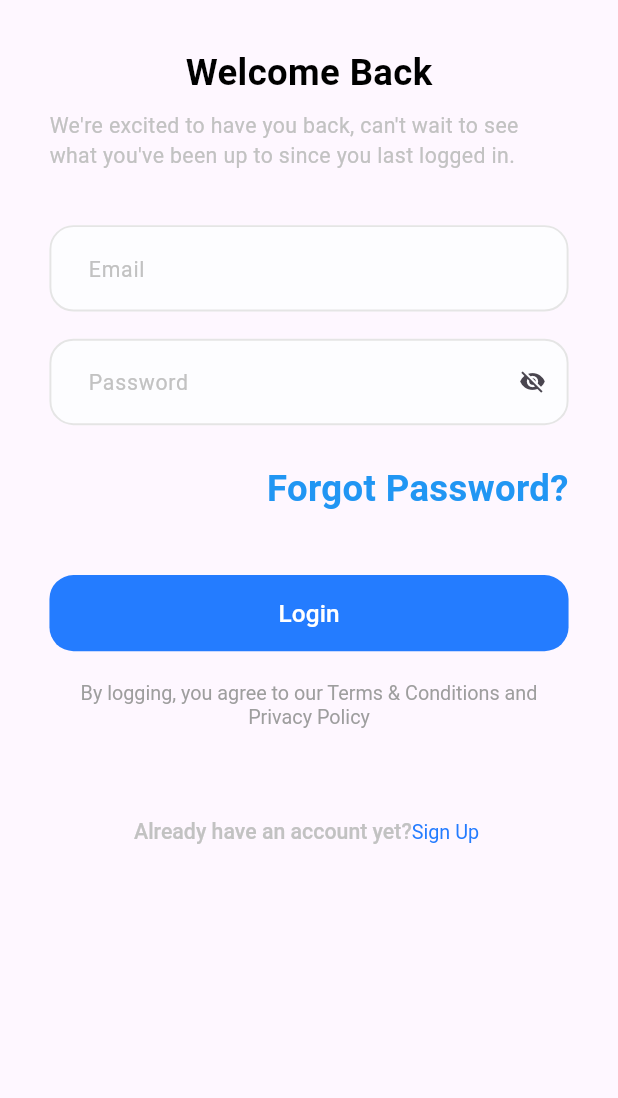
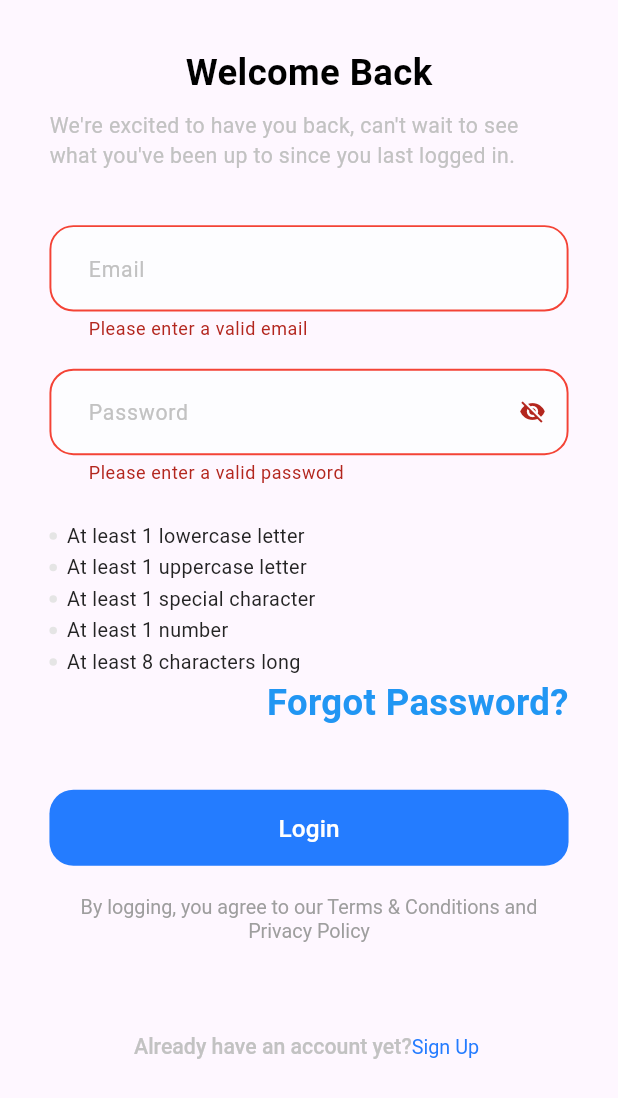
Before and after one commit to mohamedseedk908/Doctor-App, a Flutter app: the LoginScreen screen opened by its route, after a tap on "Login", on a phone screen of 412 x 824 dp. Shown: the top 1098 px of the screen. Run offline on Flutter 3.47's test engine with Material 3 defaults, Android fonts, the light colour scheme and no system bars; our stand-ins replace dio, flutter_bloc, flutter_screenutil, flutter_svg, freezed_annotation, get_it and 2 more; generated files the repository leaves out were written again.

Commit message:
add regex

```diff
--- /dev/null
+++ b/lib/core/helpers/app_regex.dart
@@ -0,0 +1,36 @@
+class AppRegex {
+  static bool isEmailValid(String email) {
+    return RegExp(r'^.+@[a-zA-Z]+\.{1}[a-zA-Z]+(\.{0,1}[a-zA-Z]+)$')
+        .hasMatch(email);
+  }
+
+  static bool isPasswordValid(String password) {
+    return RegExp(
+        r"^(?=.*[a-z])(?=.*[A-Z])(?=.*\d)(?=.*[@$!%*?&])[A-Za-z\d@$!%*?&]{8,}$")
+        .hasMatch(password);
+  }
+
+  static bool isPhoneNumberValid(String phoneNumber) {
+    return RegExp(r'^(010|011|012|015)[0-9]{8}$').hasMatch(phoneNumber);
+  }
+
+  static bool hasLowerCase(String password) {
+    return RegExp(r'^(?=.*[a-z])').hasMatch(password);
+  }
+
+  static bool hasUpperCase(String password) {
+    return RegExp(r'^(?=.*[A-Z])').hasMatch(password);
+  }
+
+  static bool hasNumber(String password) {
+    return RegExp(r'^(?=.*?[0-9])').hasMatch(password);
+  }
+
+  static bool hasSpecialCharacter(String password) {
+    return RegExp(r'^(?=.*?[#?!@$%^&*-])').hasMatch(password);
+  }
+
+  static bool hasMinLength(String password) {
+    return RegExp(r'^(?=.{8,})').hasMatch(password);
+  }
+}
--- a/lib/core/networking/api_result.dart
+++ b/lib/core/networking/api_result.dart
@@ -1,5 +1,3 @@
-
-
 import 'package:flutter_complete_project/core/networking/api_error_handler.dart';
 import 'package:freezed_annotation/freezed_annotation.dart';
 part 'api_result.freezed.dart';
--- a/lib/core/routing/app_router.dart
+++ b/lib/core/routing/app_router.dart
@@ -2,6 +2,7 @@
 import 'package:flutter_bloc/flutter_bloc.dart';
 import 'package:flutter_complete_project/core/di/dependency_injection.dart';
 import 'package:flutter_complete_project/core/routing/routes.dart';
+import 'package:flutter_complete_project/features/home/ui/home_screen.dart';
 import 'package:flutter_complete_project/features/login/logic/cubit/login_cubit.dart';
 import '../../features/login/ui/login_screen.dart';
 import '../../features/onboarding/onboarding_screen.dart';
@@ -20,6 +21,9 @@
               child: const LoginScreen(),
             )
         );
+      case Routes.homeScreen:
+        return MaterialPageRoute(builder: (_) =>  HomeScreen()
+        );
       default:
         return MaterialPageRoute(builder: (_) =>
             Scaffold(
--- a/lib/core/routing/routes.dart
+++ b/lib/core/routing/routes.dart
@@ -1,6 +1,8 @@
 class Routes
 {
-  static const String onBoardingScreen = "onBoardingScreen";
-  static const String loginScreen = "loginScreen";
+  static const String onBoardingScreen = "/onBoardingScreen";
+  static const String loginScreen = "/loginScreen";
+  static const String homeScreen = "/homeScreen";
+
 
 }
--- a/lib/core/widgets/app_text_button.dart
+++ b/lib/core/widgets/app_text_button.dart
@@ -1,6 +1,5 @@
 import 'package:flutter/material.dart';
 import 'package:flutter_screenutil/flutter_screenutil.dart';
-
 import '../theming/colors.dart';
 
 class AppTextButton extends StatelessWidget {
--- a/lib/core/widgets/app_text_form_field.dart
+++ b/lib/core/widgets/app_text_form_field.dart
@@ -14,6 +14,7 @@
   final Widget? suffixIcon;
   final Color? backgroundColor;
   final TextEditingController? controller;
+  final Function(String?) validator;
 
   const AppTextFormField({
     super.key,
@@ -27,7 +28,7 @@
     this.suffixIcon,
     this.backgroundColor,
     this.controller,
-
+    required this.validator,
   });
 
   @override
@@ -76,7 +77,9 @@
       ),
       obscureText: isObscureText ?? false,
       style: TextStyles.font14LightGrayRegular,
-
+      validator: (value) {
+        return validator(value);
+      },
     );
   }
 }
--- a/lib/features/login/data/models/login_request_body.dart
+++ b/lib/features/login/data/models/login_request_body.dart
@@ -1,13 +1,12 @@
-import 'package:freezed_annotation/freezed_annotation.dart';
+import 'package:json_annotation/json_annotation.dart';
 part 'login_request_body.g.dart';
+
 @JsonSerializable()
-
 class LoginRequestBody {
   final String email;
   final String password;
 
-  LoginRequestBody(this.email, this.password);
+  LoginRequestBody({required this.email, required this.password});
 
-
-  Map<String,dynamic>toJson()=> _$LoginRequestBodyToJson(this);
+  Map<String, dynamic> toJson() => _$LoginRequestBodyToJson(this);
 }
--- a/lib/features/login/logic/cubit/login_cubit.dart
+++ b/lib/features/login/logic/cubit/login_cubit.dart
@@ -1,3 +1,4 @@
+import 'package:flutter/cupertino.dart';
 import 'package:flutter_bloc/flutter_bloc.dart';
 import 'package:flutter_complete_project/features/login/data/models/login_request_body.dart';
 import 'package:flutter_complete_project/features/login/data/repos/login_repo.dart';
@@ -6,6 +7,13 @@
 class LoginCubit extends Cubit<LoginState> {
   final LoginRepo _loginRepo;
   LoginCubit(this._loginRepo) : super(const LoginState.initial());
+
+
+
+  TextEditingController emailController = TextEditingController();
+  TextEditingController passwordController = TextEditingController();
+  final formKey = GlobalKey<FormState>();
+
 
 
   void emitLoginStates(LoginRequestBody loginRequestBody) async {
--- a/lib/features/login/logic/cubit/login_state.dart
+++ b/lib/features/login/logic/cubit/login_state.dart
@@ -1,5 +1,4 @@
 import 'package:freezed_annotation/freezed_annotation.dart';
-
 part 'login_state.freezed.dart';
 
 @freezed
--- a/lib/features/login/ui/login_screen.dart
+++ b/lib/features/login/ui/login_screen.dart
@@ -1,22 +1,19 @@
 import 'package:flutter/material.dart';
+import 'package:flutter_bloc/flutter_bloc.dart';
 import 'package:flutter_complete_project/core/helpers/spacing.dart';
 import 'package:flutter_complete_project/core/theming/style.dart';
 import 'package:flutter_complete_project/core/widgets/app_text_button.dart';
+import 'package:flutter_complete_project/features/login/data/models/login_request_body.dart';
+import 'package:flutter_complete_project/features/login/logic/cubit/login_cubit.dart';
 import 'package:flutter_complete_project/features/login/ui/widgets/already_have_account_text.dart';
+import 'package:flutter_complete_project/features/login/ui/widgets/email_and_password.dart';
+import 'package:flutter_complete_project/features/login/ui/widgets/login_bloc_listener.dart';
 import 'package:flutter_complete_project/features/login/ui/widgets/terms_and_conditions.dart';
 import 'package:flutter_screenutil/flutter_screenutil.dart';
-import '../../../core/widgets/app_text_form_field.dart';
 
-class LoginScreen extends StatefulWidget {
+class LoginScreen extends StatelessWidget {
   const LoginScreen({super.key});
 
-  @override
-  State<LoginScreen> createState() => _LoginScreenState();
-}
-
-class _LoginScreenState extends State<LoginScreen> {
-  final formKey = GlobalKey<FormState>();
-  bool isObscureText = true;
   @override
   Widget build(BuildContext context) {
     return Scaffold(
@@ -33,31 +30,9 @@
                   style: TextStyles.font14LightGrayRegular,
                 ),
                 verticalSpace(36),
-                Form(
-                  child: Column(
+                Column(
                   children: [
-                      AppTextFormField(
-                        hintText: "Email",
-                      ),
-                      verticalSpace(18),
-                      AppTextFormField(
-                        hintText: "Password",
-                        isObscureText: isObscureText,
-                        suffixIcon: GestureDetector(
-                          onTap: () {
-                            setState(() {
-                              isObscureText = !isObscureText;
-                            });
-                          },
-                          child: Icon(isObscureText
-                              ? Icons.visibility_off
-                              : Icons.visibility),
-                        ),
-                      ),
-                    ],
-                  ),
-                ),
-                verticalSpace(24),
+                    const EmailAndPassword(),
                     Align(
                       alignment: Alignment.centerRight,
                       child: Text(
@@ -69,11 +44,17 @@
                     AppTextButton(
                       buttonText: "Login",
                       textStyle: TextStyles.font16whiteSemiBold,
-                    onPressed: () {}),
+                      onPressed: () {
+                        validateThenDoLogin(context);
+                      },
+                    ),
                     verticalSpace(16),
                     TermsAndConditionsText(),
                     verticalSpace(60),
-                AlreadyHaveAccountText()
+                    AlreadyHaveAccountText(),
+                    const LoginBlocListener(),
+                  ],
+                ),
               ],
             ),
           ),
@@ -82,3 +63,14 @@
     );
   }
 }
+
+void validateThenDoLogin(BuildContext context) {
+  if (context.read<LoginCubit>().formKey.currentState!.validate()) {
+    context.read<LoginCubit>().emitLoginStates(
+          LoginRequestBody(
+            email: context.read<LoginCubit>().emailController.text,
+            password: context.read<LoginCubit>().passwordController.text,
+          ),
+        );
+  }
+}
--- a/lib/features/login/ui/widgets/email_and_password.dart
+++ b/lib/features/login/ui/widgets/email_and_password.dart
@@ -0,0 +1,103 @@
+import 'package:flutter/material.dart';
+import 'package:flutter_bloc/flutter_bloc.dart';
+import 'package:flutter_complete_project/features/login/logic/cubit/login_cubit.dart';
+import '../../../../core/helpers/app_regex.dart';
+import '../../../../core/helpers/spacing.dart';
+import '../../../../core/widgets/app_text_form_field.dart';
+import '../../../../core/widgets/password_validations.dart';
+
+class EmailAndPassword extends StatefulWidget {
+  const EmailAndPassword({super.key});
+
+  @override
+  State<EmailAndPassword> createState() => _EmailAndPasswordState();
+}
+
+class _EmailAndPasswordState extends State<EmailAndPassword> {
+  bool isObscureText = true;
+
+  bool hasLowercase = false;
+  bool hasUppercase = false;
+  bool hasSpecialCharacters = false;
+  bool hasNumber = false;
+  bool hasMinLength = false;
+
+  late TextEditingController passwordController;
+
+  @override
+  void initState() {
+    super.initState();
+    passwordController = context.read<LoginCubit>().passwordController;
+    setupPasswordControllerListener();
+  }
+
+  void setupPasswordControllerListener() {
+    passwordController.addListener(() {
+      setState(() {
+        hasLowercase = AppRegex.hasLowerCase(passwordController.text);
+        hasUppercase = AppRegex.hasUpperCase(passwordController.text);
+        hasSpecialCharacters =
+            AppRegex.hasSpecialCharacter(passwordController.text);
+        hasNumber = AppRegex.hasNumber(passwordController.text);
+        hasMinLength = AppRegex.hasMinLength(passwordController.text);
+      });
+    });
+  }
+
+  @override
+  Widget build(BuildContext context) {
+    return Form(
+      key: context.read<LoginCubit>().formKey,
+      child: Column(
+        children: [
+          AppTextFormField(
+            hintText: 'Email',
+            validator: (value) {
+              if (value == null ||
+                  value.isEmpty ||
+                  !AppRegex.isEmailValid(value)) {
+                return 'Please enter a valid email';
+              }
+            },
+            controller: context.read<LoginCubit>().emailController,
+          ),
+          verticalSpace(18),
+          AppTextFormField(
+            controller: context.read<LoginCubit>().passwordController,
+            hintText: 'Password',
+            isObscureText: isObscureText,
+            suffixIcon: GestureDetector(
+              onTap: () {
+                setState(() {
+                  isObscureText = !isObscureText;
+                });
+              },
+              child: Icon(
+                isObscureText ? Icons.visibility_off : Icons.visibility,
+              ),
+            ),
+            validator: (value) {
+              if (value == null || value.isEmpty) {
+                return 'Please enter a valid password';
+              }
+            },
+          ),
+          verticalSpace(24),
+          PasswordValidations(
+            hasLowerCase: hasLowercase,
+            hasUpperCase: hasUppercase,
+            hasSpecialCharacters: hasSpecialCharacters,
+            hasNumber: hasNumber,
+            hasMinLength: hasMinLength,
+          ),
+        ],
+      ),
+    );
+  }
+
+  @override
+  void dispose() {
+    passwordController.dispose();
+    super.dispose();
+  }
+}
--- a/lib/features/login/ui/widgets/terms_and_conditions.dart
+++ b/lib/features/login/ui/widgets/terms_and_conditions.dart
@@ -1,5 +1,4 @@
 import 'package:flutter/material.dart';
-
 import '../../../../core/theming/style.dart';
 
 class TermsAndConditionsText extends StatelessWidget {
```
Also changed, not shown: lib/features/home/ui/home_screen.dart (added, +15 -0 lines), lib/features/login/ui/widgets/login_bloc_listener.dart (added, +67 -0 lines), lib/core/widgets/password_validations.dart (line endings or trailing spaces), lib/features/login/data/models/login_request_body.g.dart. Lines whose indentation alone changed are shown as unchanged.
